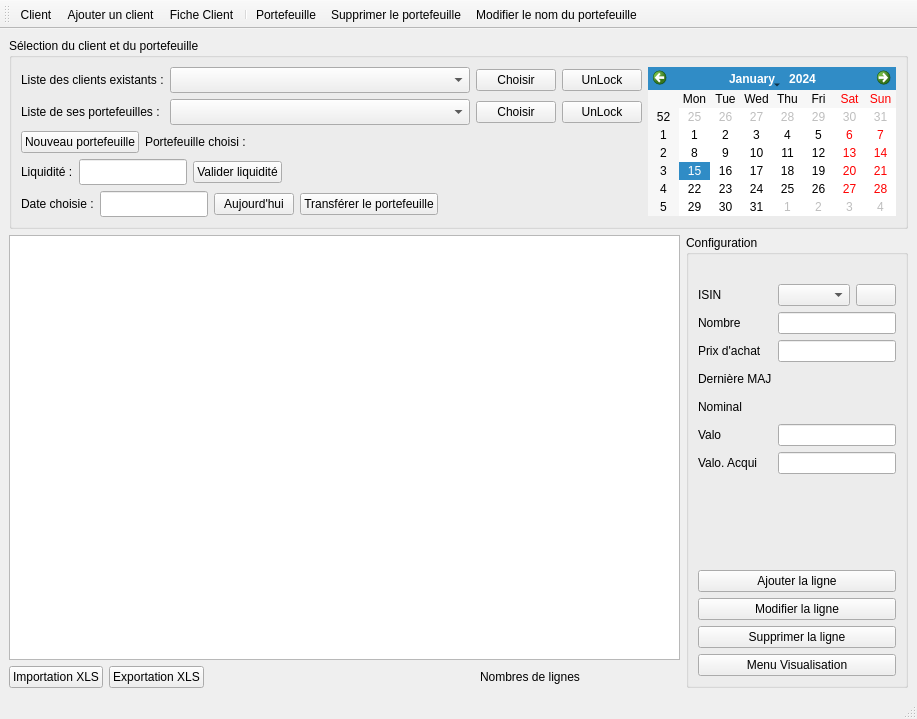
This is Gestionnaires/GestionnairePortefeuille.ui in baptiste-pasquier/eurocorporate as Qt 5 draws it before an edit. The edited form follows.
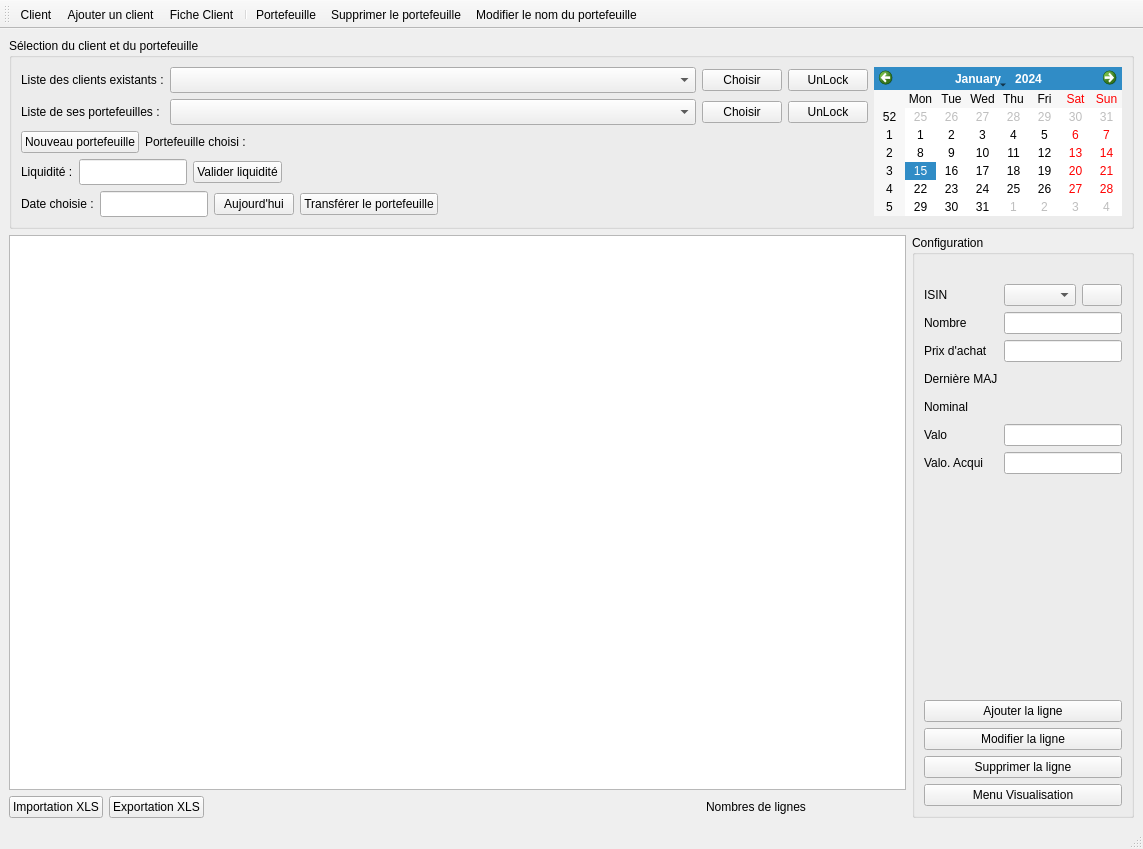
This is the edited form. Icons and pictures are not drawn. Custom widgets are drawn as their Qt base class.

Patch:
```diff
--- a/Gestionnaires/GestionnairePortefeuille.ui
+++ b/Gestionnaires/GestionnairePortefeuille.ui
@@ -9,8 +9,8 @@
    <rect>
     <x>0</x>
     <y>0</y>
-    <width>909</width>
-    <height>719</height>
+    <width>1143</width>
+    <height>849</height>
    </rect>
   </property>
   <property name="windowTitle">
@@ -49,7 +49,7 @@
              </property>
              <property name="iconSize">
               <size>
-               <width>24</width>
+               <width>30</width>
                <height>20</height>
               </size>
              </property>
@@ -124,7 +124,7 @@
              </property>
              <property name="iconSize">
               <size>
-               <width>24</width>
+               <width>30</width>
                <height>20</height>
               </size>
              </property>
@@ -147,7 +147,7 @@
              </property>
              <property name="iconSize">
               <size>
-               <width>24</width>
+               <width>30</width>
                <height>20</height>
               </size>
              </property>
@@ -170,7 +170,7 @@
              </property>
              <property name="iconSize">
               <size>
-               <width>24</width>
+               <width>30</width>
                <height>20</height>
               </size>
              </property>
@@ -633,7 +633,7 @@
            </property>
            <property name="iconSize">
             <size>
-             <width>20</width>
+             <width>30</width>
              <height>20</height>
             </size>
            </property>
@@ -650,7 +650,7 @@
            </property>
            <property name="iconSize">
             <size>
-             <width>20</width>
+             <width>30</width>
              <height>20</height>
             </size>
            </property>
@@ -667,7 +667,7 @@
            </property>
            <property name="iconSize">
             <size>
-             <width>20</width>
+             <width>30</width>
              <height>20</height>
             </size>
            </property>
```
Left out of the diff: 12 changed lines with no effect on the pictures.
